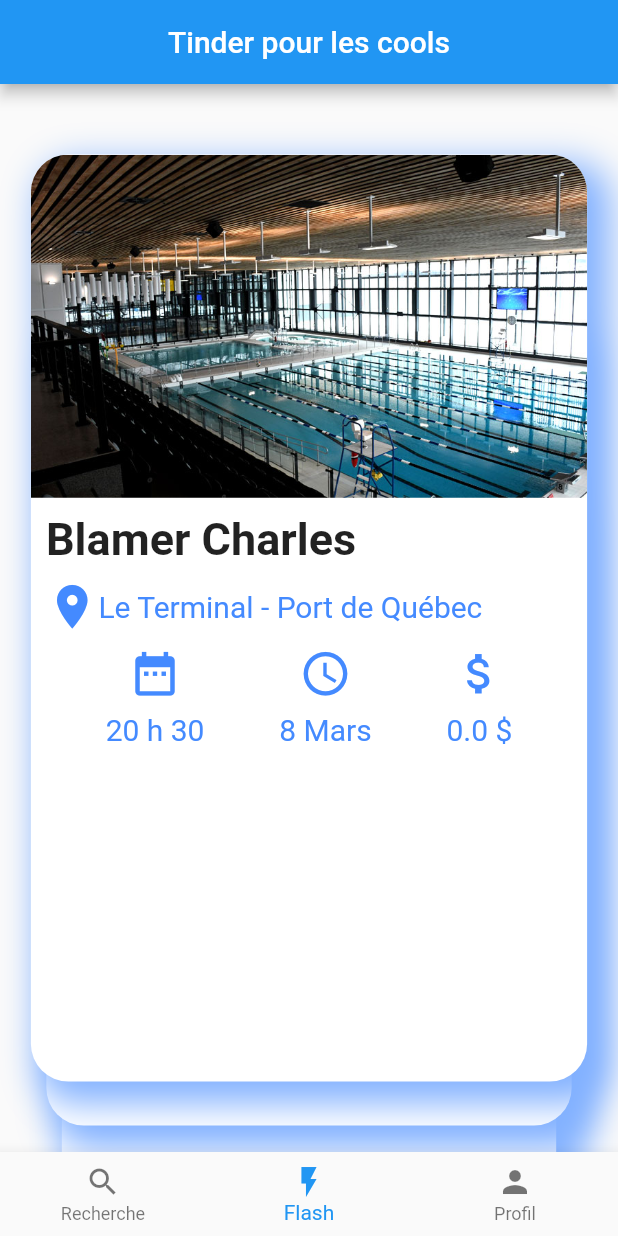
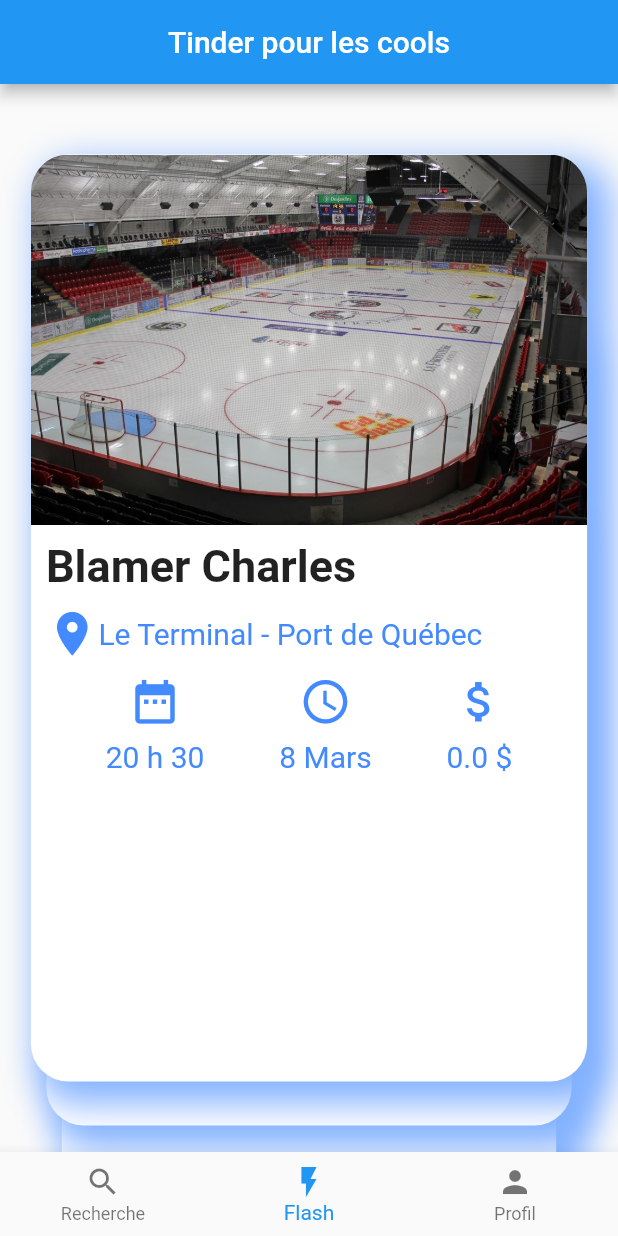
Before and after one commit to Sirmyself/Hack2019, a Flutter app: the screen it shows after launch, item 2 of the bottom bar chosen, on a phone screen of 412 x 824 dp. Run offline on Flutter 3.47's test engine with Material 2 defaults, Android fonts, the phone set to English and light mode, and no system bars.

Commit message:
Ajout d'images + random image

```diff
--- a/hello_world/lib/Classes/Profile/Profile.dart
+++ b/hello_world/lib/Classes/Profile/Profile.dart
@@ -1,7 +1,5 @@
 import 'package:flutter/material.dart';
 import 'package:hello_world/flashCard.dart';
-import '../Utils/Tags.dart';
-import '../Utils/Tag.dart';
 
 class Profile extends StatefulWidget {
 
--- a/hello_world/lib/flashCard.dart
+++ b/hello_world/lib/flashCard.dart
@@ -6,11 +6,12 @@ class FlashCard extends StatefulWidget {
   final String prix;
   final String date;
   final String location;
+  final int image;
 
   @override
   _FlashCardState createState() => _FlashCardState();
 
-  FlashCard(this.titre, this.heure, this.prix, this.date, this.location);
+  FlashCard(this.titre, this.heure, this.prix, this.date, this.location, this.image);
 }
 
 class _FlashCardState extends State<FlashCard> {
@@ -52,7 +53,7 @@ class _FlashCardState extends State<FlashCard> {
                 topLeft: Radius.circular(25),
                 topRight: Radius.circular(25)
               ),
-              child: Image.asset('assets/images/piscine.jpg')),
+              child: Image.asset('assets/images/'+ widget.image.toString()  +'.jpg', fit: BoxFit.fitWidth, width: 500,)),
             Container(
               decoration: new BoxDecoration(
                 color: Colors.transparent,
--- a/hello_world/lib/flashCardAlignment.dart
+++ b/hello_world/lib/flashCardAlignment.dart
@@ -8,23 +8,21 @@ class FlashCardAlignment extends StatefulWidget
 {
   final int cardNum;
   final int numero;
-  FlashCardAlignment(this.cardNum, this.numero);
+  final int image;
+  FlashCardAlignment(this.cardNum, this.numero, this.image);
 
   @override
   _FlashCardAlignmentState createState() => _FlashCardAlignmentState();
 }
 
 class _FlashCardAlignmentState extends State<FlashCardAlignment> {
-  // int numero = 0;
 
   List<Activity> data = DebugDataLoader().loadCityActivities("Quebec");
 
   @override
   Widget build(BuildContext context)
   {
-    var f = new FlashCard(data[widget.numero].name, data[widget.numero].start.day.toString() + " " + getMonth(data[widget.numero].start.month), data[widget.numero].price.toString() + " \u0024", getTime(data[widget.numero].start), data[widget.numero].location.locationName);
-    // widget.numero += 1;
-    return f;
+    return new FlashCard(data[widget.numero].name, data[widget.numero].start.day.toString() + " " + getMonth(data[widget.numero].start.month), data[widget.numero].price.toString() + " \u0024", getTime(data[widget.numero].start), data[widget.numero].location.locationName, widget.image);
   }
 }
 
--- a/hello_world/lib/flashCards_section_alignment.dart
+++ b/hello_world/lib/flashCards_section_alignment.dart
@@ -2,12 +2,13 @@ import 'package:flutter/material.dart';
 import 'flashCardAlignment.dart';
 import 'dart:math';
 import 'Classes/DebugDataLoader.dart';
-import 'Classes/Activity/Activity.dart';
 
 List<Alignment> cardsAlign = [ new Alignment(0.0, 1.5), new Alignment(0.0, 0.8), new Alignment(0.0, 0.0) ];
 List<Size> cardsSize = new List(3);
 int activities = DebugDataLoader().loadCityActivities("Quebec").length;
 int numero = 0;
+int image = 0;
+int imageNumber = 7;
 
 class CardsSectionAlignment extends StatefulWidget
 {
@@ -41,8 +42,9 @@ class _CardsSectionState extends State<CardsSectionAlignment> with SingleTickerP
     // Init cards
     for (cardsCounter = 0; cardsCounter < 3; cardsCounter++)
     {
-      cards.add(new FlashCardAlignment(cardsCounter, numero));
+      cards.add(new FlashCardAlignment(cardsCounter, numero, image));
       numero = (numero + 1) % activities;
+      image = (image + 1) % imageNumber;
     }
 
     frontCardAlign = cardsAlign[2];
@@ -168,8 +170,9 @@ class _CardsSectionState extends State<CardsSectionAlignment> with SingleTickerP
       cards[1] = cards[2];
       cards[2] = temp;
 
-      cards[2] = new FlashCardAlignment(cardsCounter, numero);
+      cards[2] = new FlashCardAlignment(cardsCounter, numero, image);
       numero = (numero + 1) % activities;
+      image = (numero + 1) % imageNumber;
       cardsCounter++;
 
       frontCardAlign = defaultFrontCardAlign;
```
Also changed, not shown: hello_world/assets/images/0.jpg (added), hello_world/assets/images/1.jpg (added), hello_world/assets/images/2.jpg (renamed from hello_world/assets/images/piscine.jpg), hello_world/assets/images/3.jpg (added), hello_world/assets/images/4.jpg (added), hello_world/assets/images/5.jpg (added), hello_world/assets/images/6.jpg (added).
